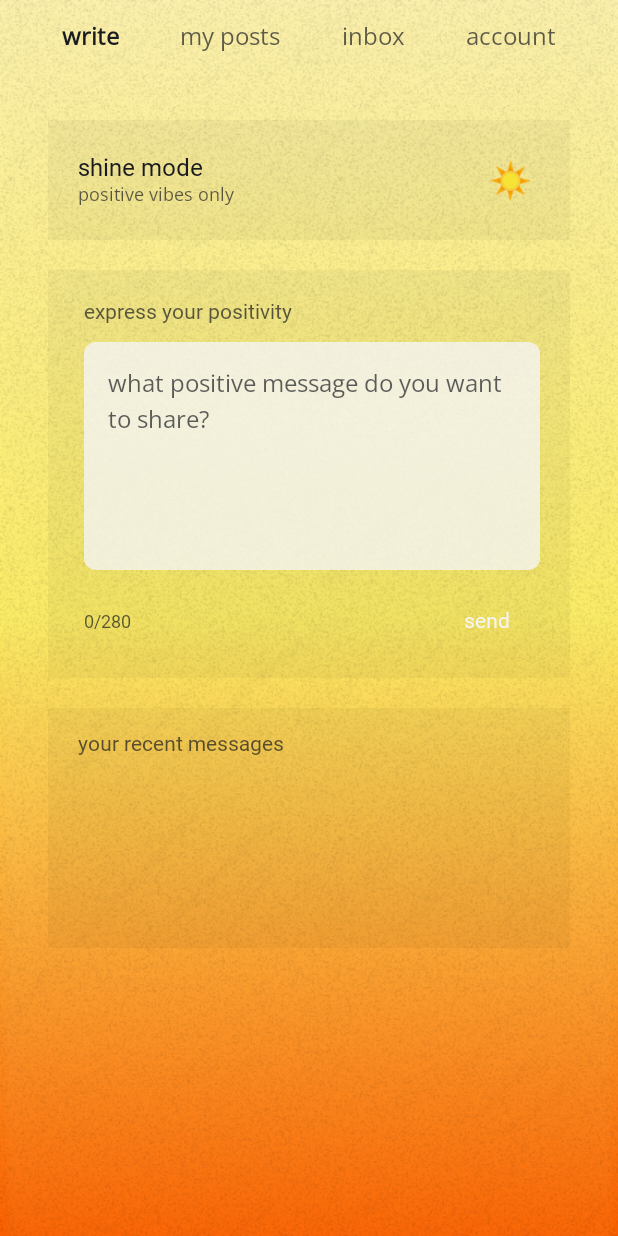
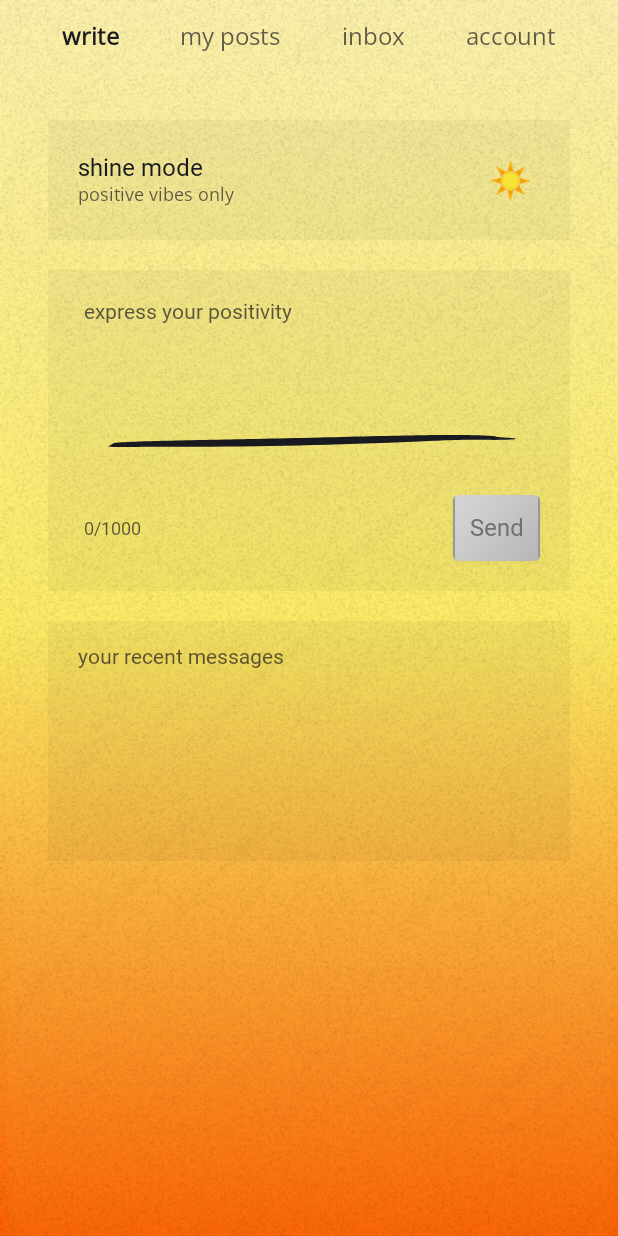
Before and after one commit to maclaren999/Madafacker, an Android app built with Jetpack Compose: the MainScreen screen opened through its navigation route, on a phone screen of 412 x 824 dp. Run offline under Robolectric (Android 15) with nearby library versions, the phone set to English and light mode, and no system bars; our stand-ins replace Dagger/Hilt's generated code, Timber; Roboto replaces fonts that are not available here.

Commit message:
Refactor: Standardize text fields with MadafakerTextField and update char limits
- Replaced `BasicTextField` with `MadafakerTextField` in `MessageCard` and `SendMessageView` for consistent UI.
- Updated character limit for feedback text to 2000.
- Updated character limit for new messages to 1000, using `AppConfig.MAX_MESSAGE_LENGTH`.
- Removed unused character count string resource.
- Adjusted text color in `MadafakerTextField` and `HandDrawnBorder` to use `MaterialTheme.colorScheme.onBackground`.
- Updated `TEXT_SHARING_IMPLEMENTATION.md` to reflect the new message length limit.

```diff
--- a/domain/src/main/java/com/bbuddies/madafaker/common_domain/AppConfig.kt
+++ b/domain/src/main/java/com/bbuddies/madafaker/common_domain/AppConfig.kt
@@ -8,5 +8,6 @@ object AppConfig {
     const val ENABLE_LOGGING = true
     const val ENABLE_ANALYTICS = false
 
+    //Product values
     const val MAX_MESSAGE_LENGTH = 1000
 }
--- a/presentation/src/main/kotlin/com/bbuddies/madafaker/presentation/ui/main/SendMessageView.kt
+++ b/presentation/src/main/kotlin/com/bbuddies/madafaker/presentation/ui/main/SendMessageView.kt
@@ -1,6 +1,5 @@
 package com.bbuddies.madafaker.presentation.ui.main
 
-import androidx.compose.foundation.background
 import androidx.compose.foundation.clickable
 import androidx.compose.foundation.layout.Arrangement
 import androidx.compose.foundation.layout.Box
@@ -14,11 +13,8 @@ import androidx.compose.foundation.layout.height
 import androidx.compose.foundation.layout.padding
 import androidx.compose.foundation.layout.size
 import androidx.compose.foundation.layout.width
-import androidx.compose.foundation.shape.RoundedCornerShape
-import androidx.compose.foundation.text.BasicTextField
 import androidx.compose.foundation.text.KeyboardActions
 import androidx.compose.foundation.text.KeyboardOptions
-import androidx.compose.material3.CircularProgressIndicator
 import androidx.compose.material3.MaterialTheme
 import androidx.compose.material3.Text
 import androidx.compose.runtime.Composable
@@ -35,11 +31,14 @@ import androidx.compose.ui.text.input.KeyboardType
 import androidx.compose.ui.text.style.TextOverflow
 import androidx.compose.ui.unit.dp
 import androidx.compose.ui.unit.sp
+import com.bbuddies.madafaker.common_domain.AppConfig
 import com.bbuddies.madafaker.common_domain.enums.Mode
 import com.bbuddies.madafaker.common_domain.model.Message
 import com.bbuddies.madafaker.common_domain.model.MessageState
 import com.bbuddies.madafaker.presentation.R
 import com.bbuddies.madafaker.presentation.base.UiState
+import com.bbuddies.madafaker.presentation.design.components.MadafakerPrimaryButton
+import com.bbuddies.madafaker.presentation.design.components.MadafakerTextField
 import com.bbuddies.madafaker.presentation.ui.main.tabs.MessageStateIndicator
 
 /* ----------  SEND MESSAGE VIEW  ---------- */
@@ -198,8 +197,8 @@ private fun ComposeMessageCard(
                 verticalAlignment = Alignment.CenterVertically
             ) {
                 Text(
-                    text = stringResource(R.string.character_count, draftMessage.length),
-                    color = if (draftMessage.length > 280) {
+                    text = "${draftMessage.length}/${AppConfig.MAX_MESSAGE_LENGTH}",
+                    color = if (draftMessage.length > AppConfig.MAX_MESSAGE_LENGTH) {
                         Color(0xFFE53935)
                     } else {
                         MaterialTheme.colorScheme.onBackground.copy(alpha = 0.7f)
@@ -207,10 +206,10 @@ private fun ComposeMessageCard(
                     style = MaterialTheme.typography.labelSmall
                 )
 
-                SendButton(
-                    enabled = draftMessage.isNotBlank() && draftMessage.length <= 280 && !isSending,
-                    isLoading = isSending,
-                    onClick = onSend
+                MadafakerPrimaryButton(
+                    enabled = draftMessage.isNotBlank() && draftMessage.length <= AppConfig.MAX_MESSAGE_LENGTH && !isSending,
+                    onClick = onSend,
+                    text = "Send"
                 )
             }
         }
@@ -225,16 +224,11 @@ private fun SunnyTextField(
     currentMode: Mode,
     modifier: Modifier = Modifier
 ) {
-    BasicTextField(
+    MadafakerTextField(
         value = value,
         onValueChange = onValueChange,
-        modifier = modifier
-            .background(
-                color = Color.White.copy(alpha = 0.8f),
-                shape = RoundedCornerShape(8.dp)
-            )
-            .padding(16.dp)
-            .defaultMinSize(minHeight = 120.dp),
+        singleLine = false,
+        modifier = modifier.padding(16.dp),
         textStyle = MaterialTheme.typography.bodyLarge.copy(
             color = MaterialTheme.colorScheme.onBackground,
             fontWeight = FontWeight.Medium
@@ -245,57 +239,12 @@ private fun SunnyTextField(
         ),
         keyboardActions = KeyboardActions(
             onSend = {
-                if (value.isNotBlank() && value.length <= 280) {
+                if (value.isNotBlank() && value.length <= AppConfig.MAX_MESSAGE_LENGTH) {
                     onSend()
                 }
             }
         ),
-        decorationBox = { innerTextField ->
-            Box(modifier = Modifier.fillMaxWidth()) {
-                if (value.isEmpty()) {
-                    Text(
-                        text = when (currentMode) {
-                            Mode.SHINE -> stringResource(R.string.placeholder_positive)
-                            Mode.SHADOW -> stringResource(R.string.placeholder_shadow)
-                        },
-                        color = MaterialTheme.colorScheme.onBackground.copy(alpha = 0.7f),
-                        style = MaterialTheme.typography.bodyLarge
-                    )
-                }
-                innerTextField()
-            }
-        }
     )
-}
-
-@Composable
-private fun SendButton(
-    enabled: Boolean,
-    isLoading: Boolean,
-    onClick: () -> Unit
-) {
-    Box(
-        modifier = Modifier
-            .clickable(enabled = enabled && !isLoading) { onClick() }
-            .padding(horizontal = 20.dp, vertical = 10.dp),
-        contentAlignment = Alignment.Center
-    ) {
-        if (isLoading) {
-            CircularProgressIndicator(
-                modifier = Modifier.size(16.dp),
-                strokeWidth = 2.dp,
-                color = Color.White
-            )
-        } else {
-            Text(
-                text = stringResource(R.string.button_send),
-                color = Color.White,
-                style = MaterialTheme.typography.labelMedium.copy(
-                    fontWeight = FontWeight.Bold
-                )
-            )
-        }
-    }
 }
 
 @Composable
--- a/presentation/src/main/kotlin/com/bbuddies/madafaker/presentation/ui/main/tabs/AccountTabViewModel.kt
+++ b/presentation/src/main/kotlin/com/bbuddies/madafaker/presentation/ui/main/tabs/AccountTabViewModel.kt
@@ -66,7 +66,7 @@ class AccountTabViewModel @Inject constructor(
     }
 
     fun onFeedbackTextChange(text: String) {
-        if (text.length <= 500) { // Character limit
+        if (text.length <= 2000) { // Character limit
             _feedbackText.value = text
         }
     }
--- a/presentation/src/main/res/values/strings.xml
+++ b/presentation/src/main/res/values/strings.xml
@@ -43,7 +43,6 @@
     <string name="placeholder_positive">what positive message do you want to share?</string>
     <string name="placeholder_shadow">what\'s really on your mind?</string>
     <string name="button_send">send</string>
-    <string name="character_count">%d/280</string>
 
     <!-- Recent Messages -->
     <string name="recent_messages_title">your recent messages</string>
```
Also changed, not shown: presentation/src/main/kotlin/com/bbuddies/madafaker/presentation/design/components/MadafakerTextField.kt (+3 -9 lines), presentation/src/main/kotlin/com/bbuddies/madafaker/presentation/ui/main/components/MessageCard.kt (+3 -23 lines), 1 other file.
